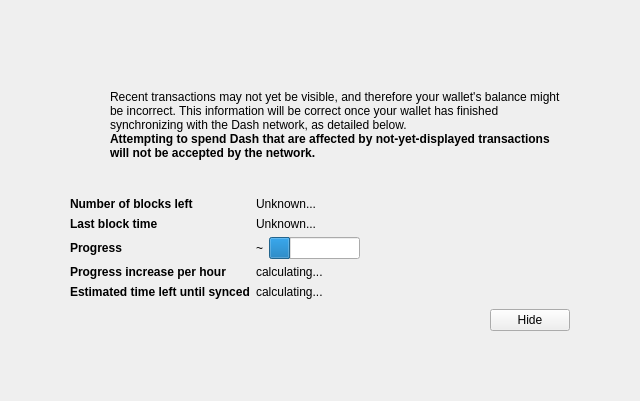
Above: src/qt/forms/modaloverlay.ui from chaincoin/zetacoin before the change. Below: the same form after it.
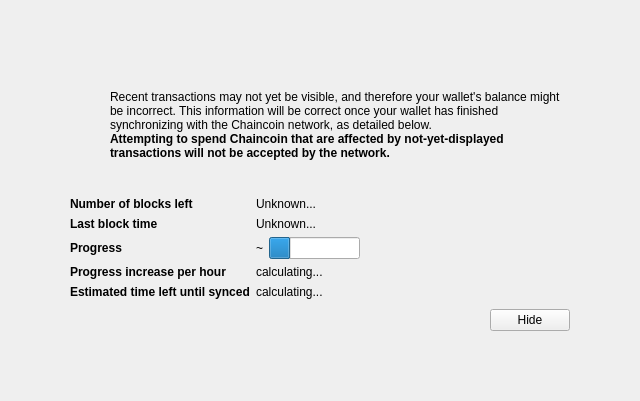
That is the form after the change. Icons and pictures are not drawn. Custom widgets are drawn as their Qt base class.

What changed in the file:
```diff
--- a/src/qt/forms/modaloverlay.ui
+++ b/src/qt/forms/modaloverlay.ui
@@ -128,7 +128,7 @@
              <item>
               <widget class="QLabel" name="infoText">
                <property name="text">
-                <string>Recent transactions may not yet be visible, and therefore your wallet's balance might be incorrect. This information will be correct once your wallet has finished synchronizing with the Dash network, as detailed below.</string>
+                <string>Recent transactions may not yet be visible, and therefore your wallet's balance might be incorrect. This information will be correct once your wallet has finished synchronizing with the Chaincoin network, as detailed below.</string>
                </property>
                <property name="textFormat">
                 <enum>Qt::RichText</enum>
@@ -147,7 +147,7 @@
                 </font>
                </property>
                <property name="text">
-                <string>Attempting to spend Dash that are affected by not-yet-displayed transactions will not be accepted by the network.</string>
+                <string>Attempting to spend Chaincoin that are affected by not-yet-displayed transactions will not be accepted by the network.</string>
                </property>
                <property name="textFormat">
                 <enum>Qt::RichText</enum>
```
